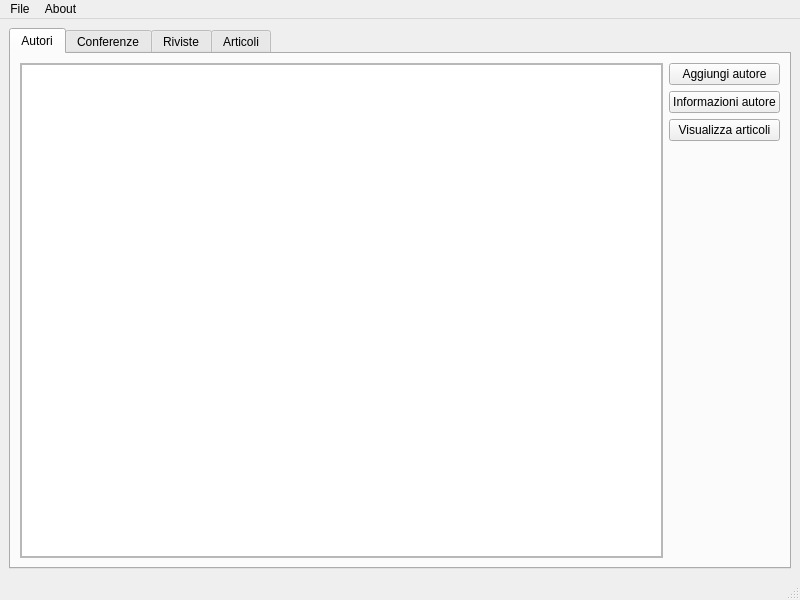
CrackedNut/progetto-po, file mainwindow.ui: the form before one commit.
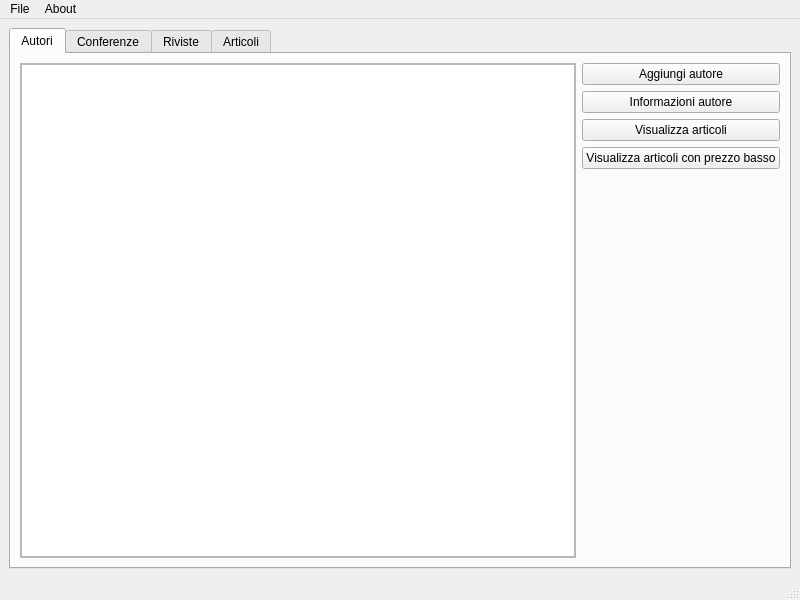
The form after the commit.

Diff of the .ui file:
```diff
--- a/mainwindow.ui
+++ b/mainwindow.ui
@@ -48,6 +48,13 @@
             </property>
            </widget>
           </item>
+          <item>
+           <widget class="QPushButton" name="lowPriceButton">
+            <property name="text">
+             <string>Visualizza articoli con prezzo basso</string>
+            </property>
+           </widget>
+          </item>
           <item>
            <spacer name="verticalSpacer">
             <property name="orientation">
@@ -73,8 +80,8 @@
             <rect>
              <x>0</x>
              <y>0</y>
-             <width>625</width>
-             <height>488</height>
+             <width>536</width>
+             <height>497</height>
             </rect>
            </property>
            <layout class="QGridLayout" name="gridLayout_5">
```
Left out of the diff: 14 changed lines with no effect on the pictures.
